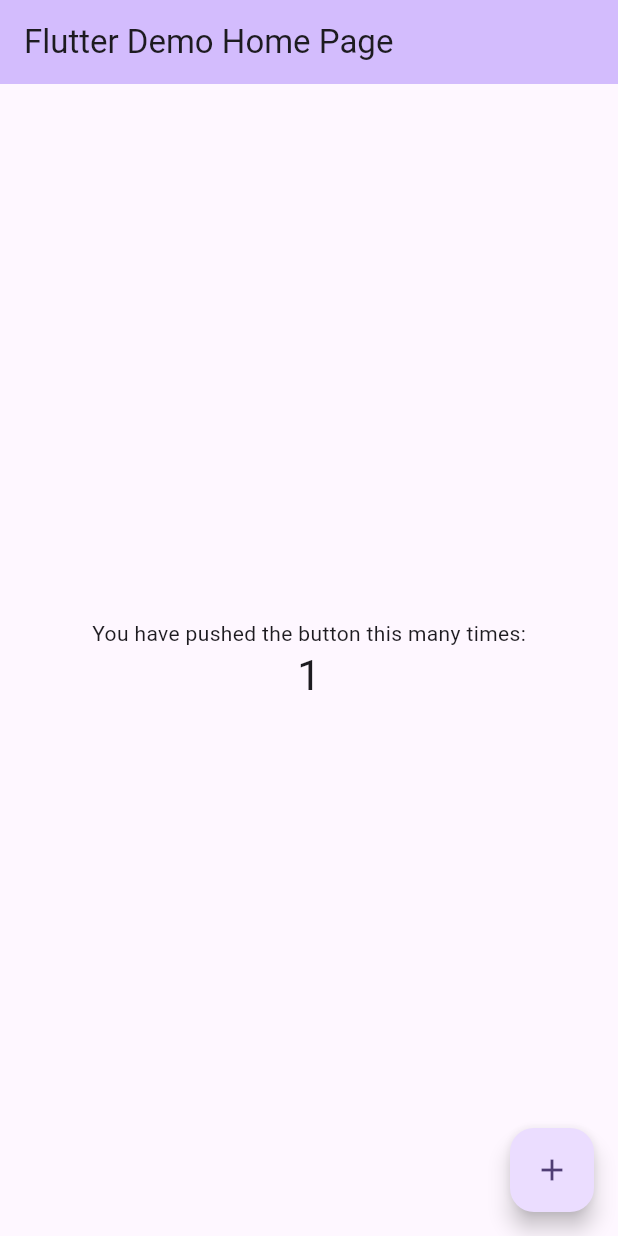
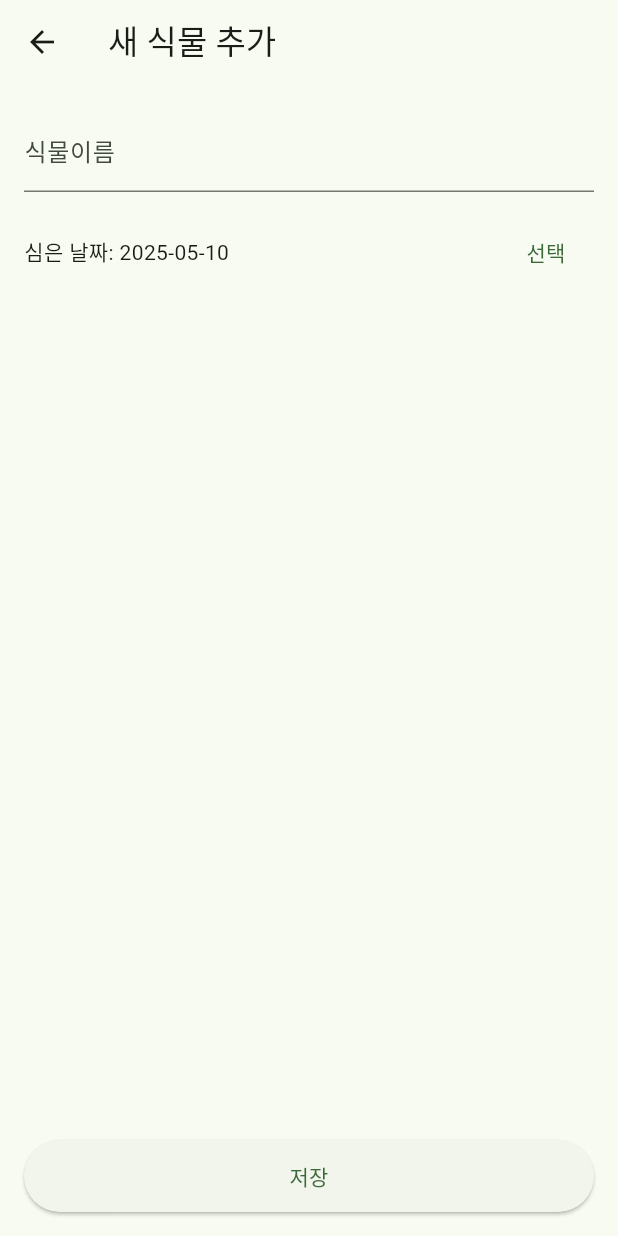
Before and after one commit to jhshin305/Plantmate, a Flutter app: the screen it shows after launch, after a tap on the "add" icon, on a phone screen of 412 x 824 dp. Run offline on Flutter 3.47's test engine with Material 3 defaults, Android fonts, the light colour scheme and no system bars; our stand-ins replace sqflite; accounts and stored records are empty.

Commit message:
homescreen and add plant

```diff
--- a/plantmate/lib/main.dart
+++ b/plantmate/lib/main.dart
@@ -1,122 +1,26 @@
 import 'package:flutter/material.dart';
+import 'screens/home_screen.dart';
+import 'screens/detail_screen.dart';
+import 'screens/add_plant_screen.dart';
 
-void main() {
-  runApp(const MyApp());
-}
+void main() => runApp(const PlantMateApp());
 
-class MyApp extends StatelessWidget {
-  const MyApp({super.key});
+class PlantMateApp extends StatelessWidget {
+  const PlantMateApp({super.key});
 
-  // This widget is the root of your application.
   @override
   Widget build(BuildContext context) {
     return MaterialApp(
-      title: 'Flutter Demo',
+      title: 'PlantMate',
       theme: ThemeData(
-        // This is the theme of your application.
-        //
-        // TRY THIS: Try running your application with "flutter run". You'll see
-        // the application has a purple toolbar. Then, without quitting the app,
-        // try changing the seedColor in the colorScheme below to Colors.green
-        // and then invoke "hot reload" (save your changes or press the "hot
-        // reload" button in a Flutter-supported IDE, or press "r" if you used
-        // the command line to start the app).
-        //
-        // Notice that the counter didn't reset back to zero; the application
-        // state is not lost during the reload. To reset the state, use hot
-        // restart instead.
-        //
-        // This works for code too, not just values: Most code changes can be
-        // tested with just a hot reload.
-        colorScheme: ColorScheme.fromSeed(seedColor: Colors.deepPurple),
+        colorScheme: ColorScheme.fromSeed(seedColor: Colors.green),
       ),
-      home: const MyHomePage(title: 'Flutter Demo Home Page'),
+      initialRoute: '/',
+      routes: {
+        '/': (_) => const HomeScreen(),
+        '/detail': (_) => const DetailScreen(),
+        '/add': (_) => const AddPlantScreen(),
+      },
     );
   }
 }
-
-class MyHomePage extends StatefulWidget {
-  const MyHomePage({super.key, required this.title});
-
-  // This widget is the home page of your application. It is stateful, meaning
-  // that it has a State object (defined below) that contains fields that affect
-  // how it looks.
-
-  // This class is the configuration for the state. It holds the values (in this
-  // case the title) provided by the parent (in this case the App widget) and
-  // used by the build method of the State. Fields in a Widget subclass are
-  // always marked "final".
-
-  final String title;
-
-  @override
-  State<MyHomePage> createState() => _MyHomePageState();
-}
-
-class _MyHomePageState extends State<MyHomePage> {
-  int _counter = 0;
-
-  void _incrementCounter() {
-    setState(() {
-      // This call to setState tells the Flutter framework that something has
-      // changed in this State, which causes it to rerun the build method below
-      // so that the display can reflect the updated values. If we changed
-      // _counter without calling setState(), then the build method would not be
-      // called again, and so nothing would appear to happen.
-      _counter++;
-    });
-  }
-
-  @override
-  Widget build(BuildContext context) {
-    // This method is rerun every time setState is called, for instance as done
-    // by the _incrementCounter method above.
-    //
-    // The Flutter framework has been optimized to make rerunning build methods
-    // fast, so that you can just rebuild anything that needs updating rather
-    // than having to individually change instances of widgets.
-    return Scaffold(
-      appBar: AppBar(
-        // TRY THIS: Try changing the color here to a specific color (to
-        // Colors.amber, perhaps?) and trigger a hot reload to see the AppBar
-        // change color while the other colors stay the same.
-        backgroundColor: Theme.of(context).colorScheme.inversePrimary,
-        // Here we take the value from the MyHomePage object that was created by
-        // the App.build method, and use it to set our appbar title.
-        title: Text(widget.title),
-      ),
-      body: Center(
-        // Center is a layout widget. It takes a single child and positions it
-        // in the middle of the parent.
-        child: Column(
-          // Column is also a layout widget. It takes a list of children and
-          // arranges them vertically. By default, it sizes itself to fit its
-          // children horizontally, and tries to be as tall as its parent.
-          //
-          // Column has various properties to control how it sizes itself and
-          // how it positions its children. Here we use mainAxisAlignment to
-          // center the children vertically; the main axis here is the vertical
-          // axis because Columns are vertical (the cross axis would be
-          // horizontal).
-          //
-          // TRY THIS: Invoke "debug painting" (choose the "Toggle Debug Paint"
-          // action in the IDE, or press "p" in the console), to see the
-          // wireframe for each widget.
-          mainAxisAlignment: MainAxisAlignment.center,
-          children: <Widget>[
-            const Text('You have pushed the button this many times:'),
-            Text(
-              '$_counter',
-              style: Theme.of(context).textTheme.headlineMedium,
-            ),
-          ],
-        ),
-      ),
-      floatingActionButton: FloatingActionButton(
-        onPressed: _incrementCounter,
-        tooltip: 'Increment',
-        child: const Icon(Icons.add),
-      ), // This trailing comma makes auto-formatting nicer for build methods.
-    );
-  }
-}
--- /dev/null
+++ b/plantmate/lib/screens/add_plant_screen.dart
@@ -0,0 +1,67 @@
+import 'package:flutter/material.dart';
+
+class AddPlantScreen extends StatefulWidget {
+  const AddPlantScreen({super.key});
+
+  @override
+  State<AddPlantScreen> createState() => _AddPlantScreenState();
+}
+
+class _AddPlantScreenState extends State<AddPlantScreen> {
+  final _formKey = GlobalKey<FormState>();
+  String _name = '';
+  DateTime _planted = DateTime.now();
+
+  Future<void> _pickDate() async {
+    final dt = await showDatePicker(
+      context: context,
+      initialDate: _planted,
+      firstDate: DateTime(2020),
+      lastDate: DateTime.now(),
+    );
+    if (dt != null) setState(() => _planted = dt);
+  }
+
+  void _save() {
+    if (!_formKey.currentState!.validate()) return;
+    _formKey.currentState!.save();
+    // TODO: DB 저장 & 서버 동기화 로직
+    Navigator.pop(context, _name); // _name을 실제로 사용합니다.
+  }
+
+  @override
+  Widget build(BuildContext context) {
+    return Scaffold(
+      appBar: AppBar(title: const Text('새 식물 추가')),
+      body: Padding(
+        padding: const EdgeInsets.all(16),
+        child: Form(
+          key: _formKey,
+          child: Column(
+            children: [
+              TextFormField(
+                decoration: const InputDecoration(labelText: '식물이름'),
+                validator: (v) => v == null || v.isEmpty ? '이름을 입력해주세요' : null,
+                onSaved: (v) => _name = v!,
+              ),
+              const SizedBox(height: 16),
+              Row(
+                children: [
+                  Text('심은 날짜: ${_planted.toLocal().toString().split(' ')[0]}'),
+                  const Spacer(),
+                  TextButton(onPressed: _pickDate, child: const Text('선택')),
+                ],
+              ),
+              const Spacer(),
+              ElevatedButton(
+                onPressed: _save,
+                style: ElevatedButton.styleFrom(minimumSize: const Size.fromHeight(48)),
+                child: const Text('저장'), // child를 맨 뒤로 옮겼습니다.
+              ),
+            ],
+          ),
+        ),
+      ),
+    );
+  }
+}
--- /dev/null
+++ b/plantmate/lib/screens/home_screen.dart
@@ -0,0 +1,91 @@
+import 'package:flutter/material.dart';
+
+class HomeScreen extends StatelessWidget {
+  const HomeScreen({super.key});
+
+  final List<String> _plants = const ['알로에', '스투키', '몬스테라'];
+
+  @override
+  Widget build(BuildContext context) {
+    final count = _plants.length + 1;
+    return Scaffold(
+      appBar: AppBar(
+        title: const Text('🌿 PlantMate'),
+      ),
+      body: Padding(
+        padding: const EdgeInsets.all(16),
+        child: GridView.builder(
+          itemCount: count,
+          gridDelegate: const SliverGridDelegateWithFixedCrossAxisCount(
+            crossAxisCount: 2,
+            mainAxisSpacing: 12,
+            crossAxisSpacing: 12,
+            childAspectRatio: 4 / 5,
+          ),
+          itemBuilder: (ctx, i) {
+            if (i == _plants.length) {
+              return _AddCard(onTap: () => Navigator.pushNamed(ctx, '/add'));
+            }
+            return _PlantCard(
+              name: _plants[i],
+              days: (i + 1) * 3,
+              onTap: () => Navigator.pushNamed(ctx, '/detail', arguments: _plants[i]),
+            );
+          },
+        ),
+      ),
+    );
+  }
+}
+
+class _PlantCard extends StatelessWidget {
+  final String name;
+  final int days;
+  final VoidCallback onTap;
+  const _PlantCard({required this.name, required this.days, required this.onTap});
+
+  @override
+  Widget build(BuildContext context) {
+    return Card(
+      shape: RoundedRectangleBorder(borderRadius: BorderRadius.circular(12)),
+      elevation: 2,
+      child: InkWell(
+        borderRadius: BorderRadius.circular(12),
+        onTap: onTap,
+        child: Padding(
+          padding: const EdgeInsets.all(12),
+          child: Column(
+            crossAxisAlignment: CrossAxisAlignment.start,
+            children: [
+              Center(child: Icon(Icons.local_florist, size: 48, color: Colors.green[700])),
+              const Spacer(),
+              Text(name, style: Theme.of(context).textTheme.titleMedium),
+              const SizedBox(height: 4),
+              Text('$days일차', style: Theme.of(context).textTheme.bodySmall),
+            ],
+          ),
+        ),
+      ),
+    );
+  }
+}
+
+class _AddCard extends StatelessWidget {
+  final VoidCallback onTap;
+  const _AddCard({required this.onTap});
+
+  @override
+  Widget build(BuildContext context) {
+    return Card(
+      shape: RoundedRectangleBorder(
+        borderRadius: BorderRadius.circular(12),
+        side: BorderSide(color: Colors.grey[300]!),
+      ),
+      child: InkWell(
+        borderRadius: BorderRadius.circular(12),
+        onTap: onTap,
+        child: const Center(child: Icon(Icons.add, size: 48, color: Colors.grey)),
+      ),
+    );
+  }
+}
```
Also changed, not shown: plantmate/lib/models/plant.dart (added, +25 -0 lines), plantmate/lib/screens/detail_screen.dart (added, +47 -0 lines), plantmate/lib/services/db_helper.dart (added, +68 -0 lines).
